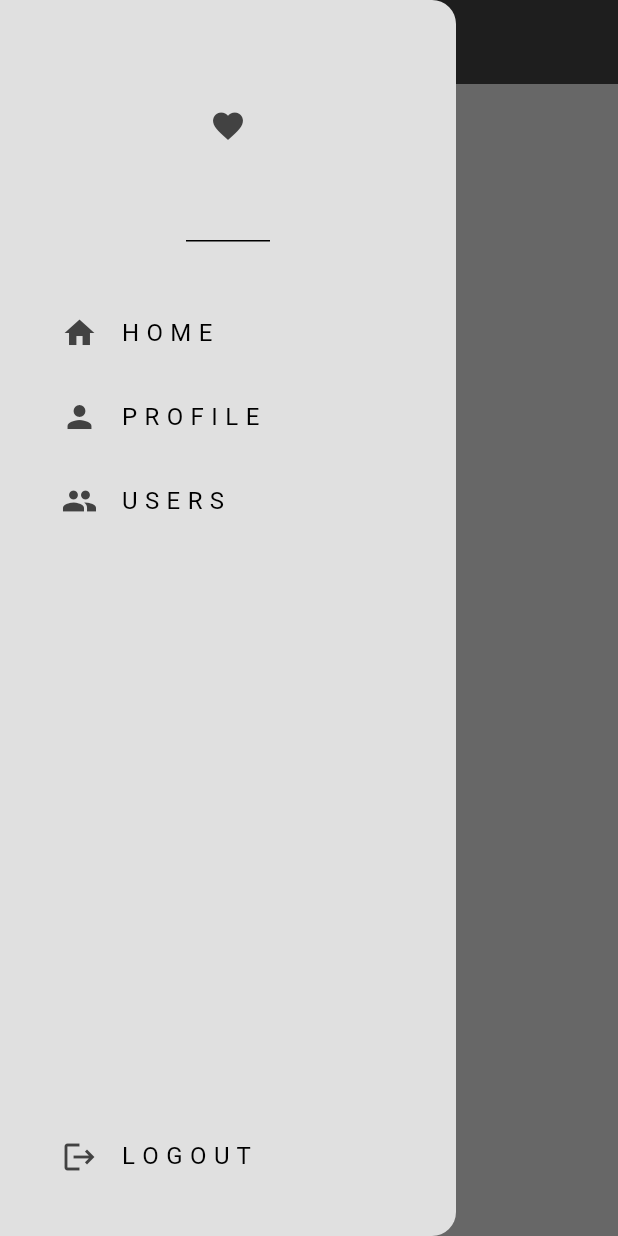
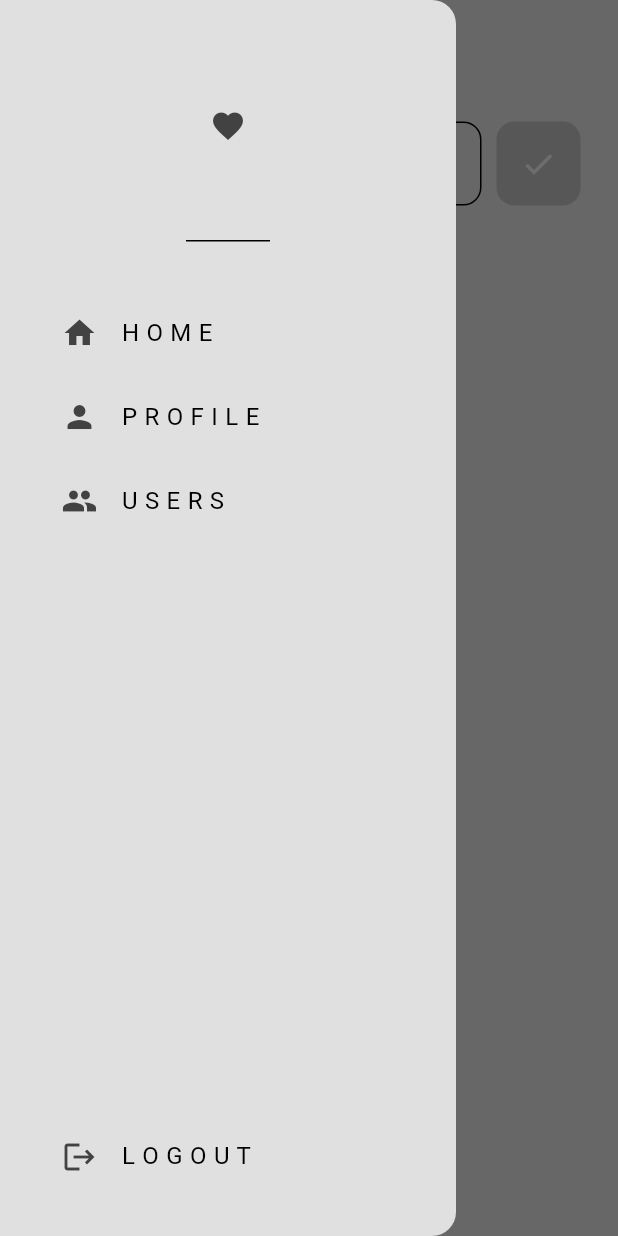
Before and after one commit to samanthagwynetha/ventspace, a Flutter app: the screen it shows once a user with an empty profile is signed in, with the side drawer open, on a phone screen of 412 x 824 dp. Run offline on Flutter 3.47's test engine with Material 3 defaults, Android fonts, the phone set to English and light mode, and no system bars; our stand-ins replace cloud_firestore, firebase_auth, firebase_core; accounts and stored records are empty; network calls fail.

Commit message:
update 3

```diff
--- a/lib/auth/auth.dart
+++ b/lib/auth/auth.dart
@@ -14,7 +14,7 @@
         builder: (context, snapshot) {
           //user is logged in
           if (snapshot.hasData) {
-            return const HomePage();
+            return HomePage();
           }
           //user is NOT logged in
           else {
--- /dev/null
+++ b/lib/components/my_post_button.dart
@@ -0,0 +1,27 @@
+import 'package:flutter/material.dart';
+
+class PostButton extends StatelessWidget {
+  final void Function()? onTap;
+  const PostButton({super.key, required this.onTap});
+
+  @override
+  Widget build(BuildContext context) {
+    return GestureDetector(
+      onTap: onTap,
+      child: Container(
+        decoration: BoxDecoration(
+          color: Theme.of(context).colorScheme.secondary,
+          borderRadius: BorderRadius.circular(12),
+        ),
+        padding: const EdgeInsets.all(16),
+        margin: const EdgeInsets.only(left: 10),
+        child: Center(
+          child: Icon(
+            Icons.done,
+            color: Theme.of(context).colorScheme.primary,
+          ),
+        ),
+      ),
+    );
+  }
+}
--- /dev/null
+++ b/lib/database/firestore.dart
@@ -0,0 +1,43 @@
+
+import 'package:cloud_firestore/cloud_firestore.dart';
+import 'package:firebase_auth/firebase_auth.dart';
+/*
+
+This database stores posts that users have published in the app.
+It us stored in a collection cakked 'Posts' in Firebase
+
+Each post contains:
+- a message
+- email of user
+- timestamp
+
+*/
+
+
+class FirestoreDatabase {
+  // current loged in user
+  User? user = FirebaseAuth.instance.currentUser;
+
+  // get collection of posts from firebase
+  final CollectionReference posts =
+    FirebaseFirestore.instance.collection('Posts');
+
+  // post a message
+  Future<void> addPost(String message) {
+    return posts.add({
+      'UserEmail': user!.email,
+      'PostMessage': message,
+      'TimeStamp': Timestamp.now(),
+    });
+  }
+
+  // read posts from database
+  Stream<QuerySnapshot> getPostsStream() {
+    final postsStream = FirebaseFirestore.instance
+    .collection('Posts')
+    .orderBy('TimeStamp', descending:true)
+    .snapshots();
+
+  return postsStream;
+  }
+}
--- a/lib/main.dart
+++ b/lib/main.dart
@@ -27,7 +27,7 @@
       darkTheme: darkMode,
       routes: {
         '/login_register_page':(context) => LoginOrRegister(),
-        '/home_page':(context) => const HomePage(),
+        '/home_page':(context) => HomePage(),
         '/profile_page':(context) => ProfilePage(),
         '/users_page':(context) => const UsersPage(),
       },
--- a/lib/pages/home_page.dart
+++ b/lib/pages/home_page.dart
@@ -1,8 +1,31 @@
+import 'package:cloud_firestore/cloud_firestore.dart';
 import 'package:flutter/material.dart';
 import 'package:ventspace/components/my_drawer.dart';
+import 'package:ventspace/components/my_list_tile.dart';
+import 'package:ventspace/components/my_post_button.dart';
+import 'package:ventspace/components/my_textfield.dart';
+import 'package:ventspace/database/firestore.dart';
 
 class HomePage extends StatelessWidget {
-  const HomePage({super.key});
+  HomePage({super.key});
+
+  //firestore access
+  final FirestoreDatabase database = FirestoreDatabase();
+
+  // text controller
+  final TextEditingController newPostController = TextEditingController();
+
+  // post message
+  void postMessage(){
+    //only post message if there is something in the textfield
+    if (newPostController.text.isNotEmpty) {
+      String message = newPostController.text;
+      database.addPost(message);
+    }
+
+    // clear the controller
+    newPostController.clear();
+  }
 
   @override
   Widget build(BuildContext context) {
@@ -10,9 +33,85 @@
       backgroundColor: Theme.of(context).colorScheme.surface,
       appBar: AppBar(
         title: const Text("W A L L"),
-        backgroundColor: Theme.of(context).colorScheme.inversePrimary,
+        backgroundColor: Colors.transparent,
+        foregroundColor: Theme.of(context).colorScheme.inversePrimary,
+        elevation: 0,
+        centerTitle: true,
         ),
-        drawer: MyDrawer(),
+        drawer: const MyDrawer(),
+        body: Column(
+          children: [
+            //TEXTFIELD BOX FOR USER TO TYPE
+            Padding(
+              padding: const EdgeInsets.all(25),
+              child: Row(
+                children: [
+                  // textfield
+                  Expanded(
+                    child: MyTextfield(
+                      hintText: "Say something..",
+                      obscureText: false,
+                      controller: newPostController,
+                    ),
+                  ),
+
+                  // post button
+                  PostButton(
+                    onTap: postMessage,
+                  )
+                ],
+              ),
+            ),
+
+            //POSTS
+            StreamBuilder(
+              stream: database.getPostsStream(),
+              builder: (context, snapshot) {
+                // show loading circle
+                if (snapshot.connectionState == ConnectionState.waiting){
+                  return Center(
+                    child: CircularProgressIndicator(),
+                  );
+                }
+
+                // get all posts
+                final posts = snapshot.data!.docs;
+
+                // no data?
+                if (snapshot.data == null || posts.isEmpty) {
+                  return const Center(
+                    child: Padding(
+                      padding: EdgeInsets.all(25),
+                      child: Text("No posts.. Post something!"),
+                    ),
+                  );
+                }
+
+                //return as a list
+                return Expanded(
+                  child: ListView.builder(
+                    itemCount: posts.length,
+                    itemBuilder: (context, index){
+                      // get each individual post
+                      final post = posts[index];
+
+                      // get data from each post
+                      String message = post['PostMessage'];
+                      String userEmail = post['UserEmail'];
+                      Timestamp timestamp = post['TimeStamp'];
+
+                      // return as a list tile
+                      return MyListTile(
+                        title: message,
+                        subTitle: userEmail,
+                      );
+                    },
+                  ),
+                );
+              },
+            )
+          ],
+        ),
 
     );
   }
```
Also changed, not shown: lib/components/my_list_tile.dart (added, +33 -0 lines), lib/pages/users_page.dart (+8 -4 lines).
